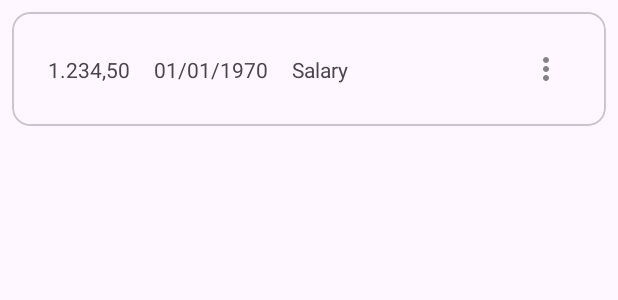
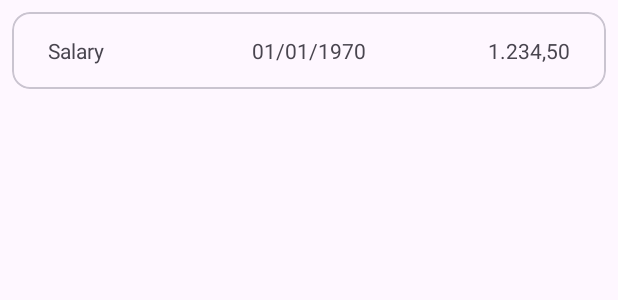
Before and after one commit to thobias90/cash-flow, an Android app: the layout list_element.xml on its own in the app's theme, with its tools: preview values and no code run, on a phone screen of 412 x 824 dp. Shown: the top 300 px of the screen. Run offline under Robolectric (Android 15) with nearby library versions, the phone set to English and light mode, and no system bars.

Commit message:
refactor: update list element

```diff
--- a/app/src/main/res/layout/list_element.xml
+++ b/app/src/main/res/layout/list_element.xml
@@ -19,41 +19,32 @@
             android:id="@+id/tvDate"
             android:layout_width="wrap_content"
             android:layout_height="wrap_content"
-            android:layout_marginStart="16dp"
             android:text="01/01/1970"
             app:layout_constraintBottom_toBottomOf="parent"
-            app:layout_constraintStart_toEndOf="@+id/tvValue"
-            app:layout_constraintTop_toTopOf="parent" />
+            app:layout_constraintEnd_toEndOf="parent"
+            app:layout_constraintStart_toStartOf="parent"
+            app:layout_constraintTop_toTopOf="parent"
+            app:layout_constraintVertical_bias="0.218" />
 
         <TextView
             android:id="@+id/tvDetail"
             android:layout_width="wrap_content"
             android:layout_height="wrap_content"
-            android:layout_marginStart="16dp"
+            android:layout_marginStart="8dp"
             android:text="Salary"
             app:layout_constraintBottom_toBottomOf="parent"
-            app:layout_constraintStart_toEndOf="@+id/tvDate"
+            app:layout_constraintStart_toStartOf="parent"
             app:layout_constraintTop_toTopOf="parent" />
 
         <TextView
             android:id="@+id/tvValue"
             android:layout_width="wrap_content"
             android:layout_height="wrap_content"
-            android:layout_marginStart="8dp"
+            android:layout_marginEnd="8dp"
             android:text="1.234,50"
             app:layout_constraintBottom_toBottomOf="parent"
-            app:layout_constraintStart_toStartOf="parent"
+            app:layout_constraintEnd_toEndOf="parent"
             app:layout_constraintTop_toTopOf="parent" />
-
-        <ImageButton
-            android:id="@+id/btMore"
-            android:layout_width="wrap_content"
-            android:layout_height="wrap_content"
-            android:backgroundTint="#00FFFFFF"
-            app:layout_constraintBottom_toBottomOf="parent"
-            app:layout_constraintEnd_toEndOf="parent"
-            app:layout_constraintTop_toTopOf="parent"
-            app:srcCompat="@drawable/ic_more" />
 
     </androidx.constraintlayout.widget.ConstraintLayout>
 </com.google.android.material.card.MaterialCardView>
```
